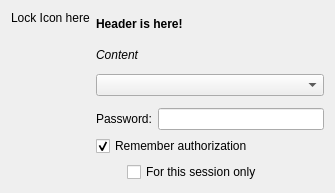
Qt form AuthDialog.ui (KDE/polkit-kde-agent-1) before a commit.
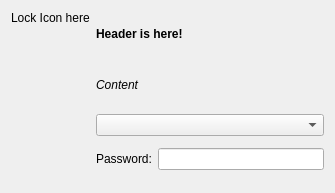
The same form after that commit. Custom widgets are drawn as their Qt base class.

Commit message:
Remove unused "Remember authorization" checkboxes.
The checkboxes were visible in the UI but the feature
isn't actually implemented.

```diff
--- a/AuthDialog.ui
+++ b/AuthDialog.ui
@@ -114,39 +114,6 @@
      </property>
     </widget>
    </item>
-   <item row="4" column="1" colspan="3" >
-    <widget class="QCheckBox" name="cbRemember" >
-     <property name="text" >
-      <string>Remember authorization</string>
-     </property>
-     <property name="checked" >
-      <bool>true</bool>
-     </property>
-    </widget>
-   </item>
-   <item row="5" column="2" colspan="2" >
-    <widget class="QCheckBox" name="cbSessionOnly" >
-     <property name="text" >
-      <string>For this session only</string>
-     </property>
-    </widget>
-   </item>
-   <item row="5" column="1" >
-    <spacer name="horizontalSpacer" >
-     <property name="orientation" >
-      <enum>Qt::Horizontal</enum>
-     </property>
-     <property name="sizeType" >
-      <enum>QSizePolicy::Fixed</enum>
-     </property>
-     <property name="sizeHint" stdset="0" >
-      <size>
-       <width>15</width>
-       <height>10</height>
-      </size>
-     </property>
-    </spacer>
-   </item>
    <item row="1" column="1" colspan="3" >
     <widget class="KComboBox" name="userCB" />
    </item>
```
